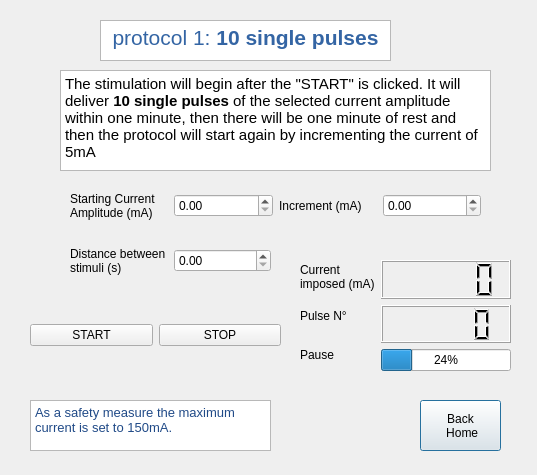
Above: _Stimulation/stimulation_GUI/protocol1.ui from annasparapani/MScThesis_tSCS before the change. Below: the same form after it.
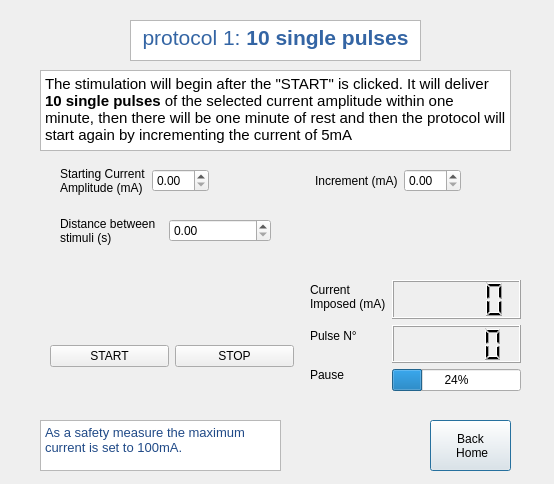
That is the form after the change.

What changed in the file:
```diff
--- a/_Stimulation/stimulation_GUI/protocol1.ui
+++ b/_Stimulation/stimulation_GUI/protocol1.ui
@@ -6,8 +6,8 @@
    <rect>
     <x>0</x>
     <y>0</y>
-    <width>537</width>
-    <height>475</height>
+    <width>554</width>
+    <height>484</height>
    </rect>
   </property>
   <property name="windowTitle">
@@ -16,7 +16,7 @@
   <widget class="QTextBrowser" name="Text_Title">
    <property name="geometry">
     <rect>
-     <x>100</x>
+     <x>130</x>
      <y>20</y>
      <width>291</width>
      <height>41</height>
@@ -33,8 +33,8 @@
   <widget class="QPushButton" name="Button_Home">
    <property name="geometry">
     <rect>
-     <x>420</x>
-     <y>400</y>
+     <x>430</x>
+     <y>420</y>
      <width>81</width>
      <height>51</height>
     </rect>
@@ -47,8 +47,8 @@
   <widget class="QTextBrowser" name="Text_Note">
    <property name="geometry">
     <rect>
-     <x>30</x>
-     <y>400</y>
+     <x>40</x>
+     <y>420</y>
      <width>241</width>
      <height>51</height>
     </rect>
@@ -58,16 +58,16 @@
 &lt;html&gt;&lt;head&gt;&lt;meta name=&quot;qrichtext&quot; content=&quot;1&quot; /&gt;&lt;style type=&quot;text/css&quot;&gt;
 p, li { white-space: pre-wrap; }
 &lt;/style&gt;&lt;/head&gt;&lt;body style=&quot; font-family:'Ubuntu'; font-size:11pt; font-weight:400; font-style:normal;&quot;&gt;
-&lt;p style=&quot; margin-top:0px; margin-bottom:0px; margin-left:0px; margin-right:0px; -qt-block-indent:0; text-indent:0px;&quot;&gt;&lt;span style=&quot; font-size:10pt; color:#204a87;&quot;&gt;As a safety measure the maximum current is set to 150mA.&lt;/span&gt;&lt;/p&gt;&lt;/body&gt;&lt;/html&gt;</string>
+&lt;p style=&quot; margin-top:0px; margin-bottom:0px; margin-left:0px; margin-right:0px; -qt-block-indent:0; text-indent:0px;&quot;&gt;&lt;span style=&quot; font-size:10pt; color:#204a87;&quot;&gt;As a safety measure the maximum current is set to 100mA.&lt;/span&gt;&lt;/p&gt;&lt;/body&gt;&lt;/html&gt;</string>
    </property>
   </widget>
   <widget class="QTextBrowser" name="Text_Description">
    <property name="geometry">
     <rect>
-     <x>60</x>
+     <x>40</x>
      <y>70</y>
-     <width>431</width>
-     <height>101</height>
+     <width>471</width>
+     <height>81</height>
     </rect>
    </property>
    <property name="html">
@@ -81,10 +81,10 @@
   <widget class="QWidget" name="layoutWidget">
    <property name="geometry">
     <rect>
-     <x>30</x>
-     <y>300</y>
-     <width>251</width>
-     <height>71</height>
+     <x>50</x>
+     <y>320</y>
+     <width>244</width>
+     <height>72</height>
     </rect>
    </property>
    <layout class="QHBoxLayout" name="horizontalLayout">
@@ -107,10 +107,10 @@
   <widget class="QWidget" name="layoutWidget">
    <property name="geometry">
     <rect>
-     <x>70</x>
-     <y>180</y>
-     <width>411</width>
-     <height>51</height>
+     <x>60</x>
+     <y>160</y>
+     <width>401</width>
+     <height>41</height>
     </rect>
    </property>
    <layout class="QHBoxLayout" name="horizontalLayout_2">
@@ -125,6 +125,19 @@
     <item>
      <widget class="QDoubleSpinBox" name="SpinBox_CurrentAmplitude"/>
     </item>
+    <item>
+     <spacer name="horizontalSpacer">
+      <property name="orientation">
+       <enum>Qt::Horizontal</enum>
+      </property>
+      <property name="sizeHint" stdset="0">
+       <size>
+        <width>40</width>
+        <height>20</height>
+       </size>
+      </property>
+     </spacer>
+    </item>
     <item>
      <widget class="QLabel" name="Label_Increment">
       <property name="text">
@@ -140,9 +153,9 @@
   <widget class="QWidget" name="layoutWidget">
    <property name="geometry">
     <rect>
-     <x>70</x>
-     <y>240</y>
-     <width>201</width>
+     <x>60</x>
+     <y>210</y>
+     <width>211</width>
      <height>41</height>
     </rect>
    </property>
@@ -160,11 +173,11 @@
     </item>
    </layout>
   </widget>
-  <widget class="QWidget" name="">
+  <widget class="QWidget" name="layoutWidget">
    <property name="geometry">
     <rect>
-     <x>300</x>
-     <y>260</y>
+     <x>310</x>
+     <y>280</y>
      <width>211</width>
      <height>111</height>
     </rect>
@@ -176,7 +189,7 @@
        <widget class="QLabel" name="Label_currentImposed">
         <property name="text">
          <string>Current
-imposed (mA)</string>
+Imposed (mA)</string>
         </property>
        </widget>
       </item>
```
Left out of the diff: 4 changed lines with no effect on the pictures.
